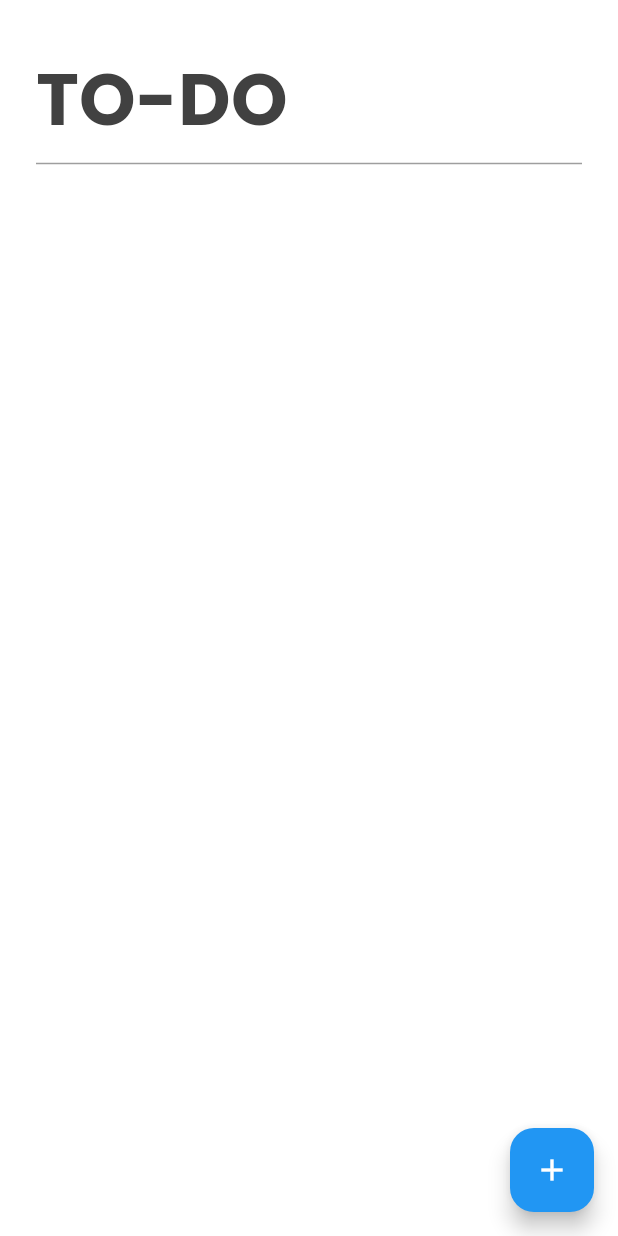
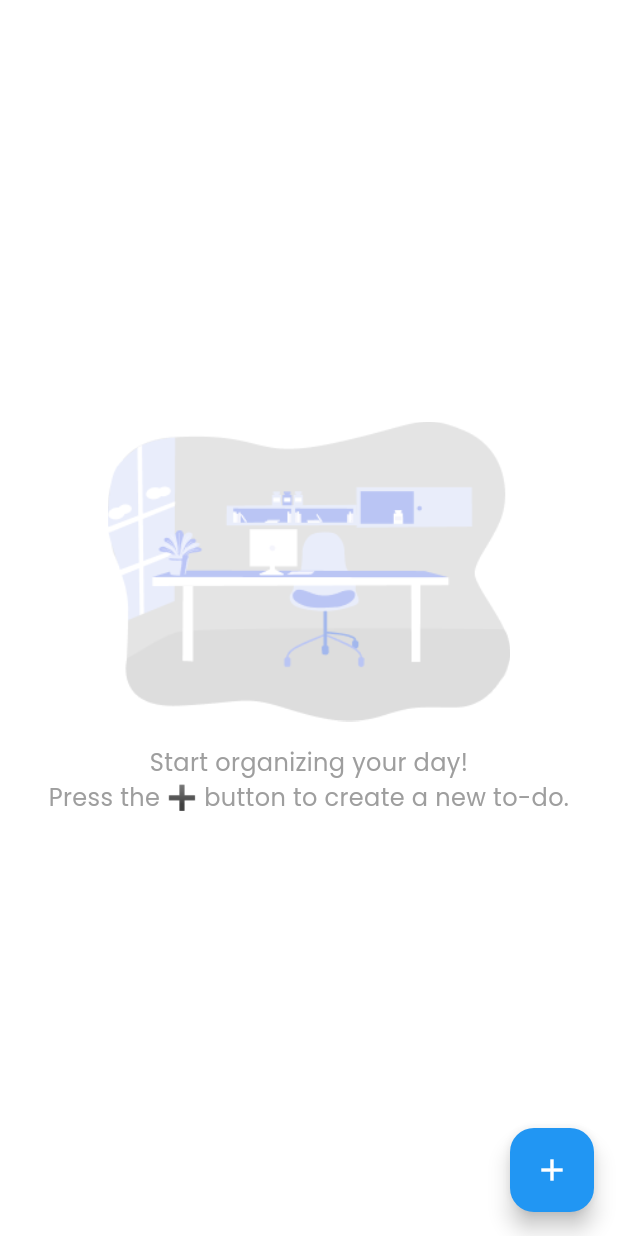
Before and after one commit to koai0010/simple_to_do_app, a Flutter app: the screen it shows after launch, on a phone screen of 412 x 824 dp. Run offline on Flutter 3.47's test engine with Material 3 defaults, Android fonts, the phone set to English and light mode, and no system bars; our stand-ins replace shared_preferences.

Commit message:
ref: refactoring "Note(s)" to "Todo(s)" and image/text when todos empty

```diff
--- a/lib/model/note.dart
+++ b/lib/model/todo.dart
@@ -2,18 +2,18 @@ import 'dart:convert';
 
 import 'package:simple_to_do_app/model/task.dart';
 
-class Note {
+class Todo {
   String title;
   List<Task> tasks;
   DateTime createdAt;
 
-  Note({
+  Todo({
     required this.title,
     required this.tasks,
     required this.createdAt,
   });
 
-  factory Note.fromJson(Map<String, dynamic> json) => Note(
+  factory Todo.fromJson(Map<String, dynamic> json) => Todo(
     title: json['title'],
     tasks: (json['tasks'] as List)
         .map((task) => Task.fromJson(task))
@@ -27,12 +27,12 @@ class Note {
     'createdAt': createdAt.toIso8601String(),
   };
 
-  static String encode(List<Note> notes) => json.encode(
-    notes.map((note) => note.toJson()).toList(),
+  static String encode(List<Todo> todos) => json.encode(
+    todos.map((todo) => todo.toJson()).toList(),
   );
 
-  static List<Note> decode(String data) =>
+  static List<Todo> decode(String data) =>
     (json.decode(data) as List)
-        .map((item) => Note.fromJson(item))
+        .map((item) => Todo.fromJson(item))
         .toList();
 }
--- a/lib/ui/home/home_screen.dart
+++ b/lib/ui/home/home_screen.dart
@@ -3,7 +3,7 @@ import 'dart:developer';
 import 'package:flutter/foundation.dart';
 import 'package:flutter/material.dart';
 import 'package:shared_preferences/shared_preferences.dart';
-import 'package:simple_to_do_app/model/note.dart';
+import 'package:simple_to_do_app/model/todo.dart';
 import 'package:simple_to_do_app/model/task.dart';
 import 'package:simple_to_do_app/ui/detail/detail_screen.dart';
 import 'package:simple_to_do_app/ui/home/components/todo_card.dart';
@@ -38,48 +38,48 @@ class TodoHome extends StatefulWidget {
 }
 
 class _TodoHomeState extends State<TodoHome> {
-  List<Note> _notes = [];
+  List<Todo> _todos = [];
   final titleController = TextEditingController();
   final taskController = <TextEditingController>[];
 
   @override
   void initState() {
     super.initState();
-    _loadNotes();
+    _loadTodos();
     taskController.add(TextEditingController());
   }
 
-  Future<void> _loadNotes() async {
+  Future<void> _loadTodos() async {
     final prefs = await SharedPreferences.getInstance();
-    final data = prefs.getString('notes');
+    final data = prefs.getString('todos');
 
     if (data != null) {
       setState(() {
-        _notes = Note.decode(data);
+        _todos = Todo.decode(data);
       });
     }
   }
 
-  Future<void> _saveNotes() async {
+  Future<void> _saveTodos() async {
     final prefs = await SharedPreferences.getInstance();
-    await prefs.setString('notes', Note.encode(_notes));
+    await prefs.setString('todos', Todo.encode(_todos));
   }
 
-  void _addNote(Note note) {
+  void _addTodo(Todo todo) {
     setState(() {
-      _notes.insert(0, note);
+      _todos.insert(0, todo);
     });
-    _saveNotes();
+    _saveTodos();
   }
 
-  void _toggleTask(Note note, Task task) {
+  void _toggleTask(Todo todo, Task task) {
     setState(() {
       task.isCompleted = !task.isCompleted;
     });
-    _saveNotes();
+    _saveTodos();
   }
 
-  Future<void> _deleteNote(Note note) {
+  Future<void> _deleteTodo(Todo todo) {
     return showDialog(
       context: context,
       builder: (context) {
@@ -94,9 +94,9 @@ class _TodoHomeState extends State<TodoHome> {
             TextButton(
               onPressed: () {
                 setState(() {
-                  _notes.remove(note);
+                  _todos.remove(todo);
                 });
-                _saveNotes();
+                _saveTodos();
                 Navigator.pop(context);
               },
               child: const Text('Delete'),
@@ -107,32 +107,54 @@ class _TodoHomeState extends State<TodoHome> {
     );
   }
 
-  List<Note> _filterNotes(Duration range) {
+  List<Todo> _filterTodos(Duration range) {
     final now = DateTime.now();
-    return _notes
-        .where((note) => now.difference(note.createdAt) <= range)
+    return _todos
+        .where((todo) => now.difference(todo.createdAt) <= range)
         .toList();
   }
 
-  List<Note> _filterOlder(Duration minRange) {
+  List<Todo> _filterOlder(Duration minRange) {
     final now = DateTime.now();
-    return _notes
-        .where((note) => now.difference(note.createdAt) > minRange)
+    return _todos
+        .where((todo) => now.difference(todo.createdAt) > minRange)
         .toList();
   }
 
   @override
   Widget build(BuildContext context) {
-    final todayNotes = _filterNotes(const Duration(days: 1));
-    final weekNotes = _filterNotes(const Duration(days: 7))
+    final todayTodos = _filterTodos(const Duration(days: 1));
+    final weekTodos = _filterTodos(const Duration(days: 7))
         .where(
-          (value) => !_filterNotes(const Duration(days: 1)).contains(value),
+          (value) => !_filterTodos(const Duration(days: 1)).contains(value),
         )
         .toList();
-    final monthNotes = _filterOlder(const Duration(days: 7));
+    final monthTodos = _filterOlder(const Duration(days: 7));
 
     return Scaffold(
-      body: ListView(
+      body: _todos.isEmpty
+          ? Center(
+              child: Column(
+                mainAxisAlignment: MainAxisAlignment.center,
+                children: [
+                  Image.asset(
+                    'assets/images/background_no_data.png',
+                    height: 200,
+                  ),
+                  const SizedBox(height: 16),
+                  const Text(
+                    'Start organizing your day! \nPress the ➕ button to create a new to-do.',
+                    textAlign: TextAlign.center,
+                    style: TextStyle(
+                      fontSize: 16,
+                      fontWeight: FontWeight.w400,
+                      color: Colors.grey,
+                    ),
+                  ),
+                ],
+              ),
+            )
+            : ListView(
               padding: EdgeInsets.only(
                 top: MediaQuery.of(context).padding.top + 32,
                 left: 24,
@@ -151,100 +173,100 @@ class _TodoHomeState extends State<TodoHome> {
                 ),
                 Divider(color: Colors.grey[500]),
                 const SizedBox(height: 8),
-          if (todayNotes.isNotEmpty) ...[
+                if (todayTodos.isNotEmpty) ...[
                   const Text(
                     'Today',
                     style: TextStyle(fontSize: 18, fontWeight: FontWeight.w500),
                   ),
-            ...todayNotes.map(
-              (note) => InkWell(
+                  ...todayTodos.map(
+                    (todo) => InkWell(
                       onTap: () async {
                         await Navigator.push(
                           context,
                           MaterialPageRoute(
                             builder: (_) => DetailScreen(
-                        note: note,
+                              todo: todo,
                               onSave: (update) {
                                 setState(() {
-                            final index = _notes.indexOf(note);
-                            _notes[index] = update;
+                                  final index = _todos.indexOf(todo);
+                                  _todos[index] = update;
                                 });
-                          _saveNotes();
+                                _saveTodos();
                               },
                             ),
                           ),
                         );
                       },
                       child: TodoCard(
-                  note: note,
-                  onToggle: (task) => _toggleTask(note, task),
-                  onDelete: () => _deleteNote(note),
+                        todo: todo,
+                        onToggle: (task) => _toggleTask(todo, task),
+                        onDelete: () => _deleteTodo(todo),
                       ),
                     ),
                   ),
                 ],
-          if (weekNotes.isNotEmpty) ...[
+                if (weekTodos.isNotEmpty) ...[
                   const SizedBox(height: 16),
                   const Text(
                     'Previous Week',
                     style: TextStyle(fontSize: 18, fontWeight: FontWeight.w500),
                   ),
-            ...weekNotes.map(
-              (note) => InkWell(
+                  ...weekTodos.map(
+                    (todo) => InkWell(
                       onTap: () async {
                         await Navigator.push(
                           context,
                           MaterialPageRoute(
                             builder: (_) => DetailScreen(
-                        note: note,
+                              todo: todo,
                               onSave: (update) {
                                 setState(() {
-                            final index = _notes.indexOf(note);
-                            _notes[index] = update;
+                                  final index = _todos.indexOf(todo);
+                                  _todos[index] = update;
                                 });
-                          _saveNotes();
+                                _saveTodos();
                               },
                             ),
                           ),
                         );
                       },
                       child: TodoCard(
-                  note: note,
-                  onToggle: (task) => _toggleTask(note, task),
-                  onDelete: () => _deleteNote(note),
+                        todo: todo,
+                        onToggle: (task) => _toggleTask(todo, task),
+                        onDelete: () => _deleteTodo(todo),
                       ),
                     ),
                   ),
                 ],
-          if (monthNotes.isNotEmpty) ...[
+                if (monthTodos.isNotEmpty) ...[
                   const SizedBox(height: 16),
                   const Text(
                     'Months Ago',
                     style: TextStyle(fontSize: 18, fontWeight: FontWeight.w500),
                   ),
-            ...monthNotes.map(
-              (note) => InkWell(
+                  ...monthTodos.map(
+                    (todo) => InkWell(
                       onTap: () async {
                         await Navigator.push(
                           context,
                           MaterialPageRoute(
                             builder: (_) => DetailScreen(
-                        note: note,
+                              todo: todo,
                               onSave: (update) {
                                 setState(() {
-                            final index = _notes.indexOf(note);
-                            _notes[index] = update;
+                                  final index = _todos.indexOf(todo);
+                                  _todos[index] = update;
                                 });
-                          _saveNotes();
+                                _saveTodos();
                               },
                             ),
                           ),
                         );
                       },
                       child: TodoCard(
-                  note: note,
-                  onToggle: (task) => _toggleTask(note, task),
-                  onDelete: () => _deleteNote(note),
+                        todo: todo,
+                        onToggle: (task) => _toggleTask(todo, task),
+                        onDelete: () => _deleteTodo(todo),
                       ),
                     ),
                   ),
@@ -283,7 +305,10 @@ class _TodoHomeState extends State<TodoHome> {
                               Container(
                                 width: 50,
                                 height: 4,
-                                margin: const EdgeInsets.only(top: 24, bottom: 48),
+                                margin: const EdgeInsets.only(
+                                  top: 24,
+                                  bottom: 48,
+                                ),
                                 decoration: BoxDecoration(
                                   color: Colors.grey[600],
                                   borderRadius: BorderRadius.circular(8),
@@ -339,7 +364,9 @@ class _TodoHomeState extends State<TodoHome> {
                               TextButton.icon(
                                 onPressed: () {
                                   setModalState(() {
-                                    taskControllers.add(TextEditingController());
+                                    taskControllers.add(
+                                      TextEditingController(),
+                                    );
                                   });
                                 },
                                 icon: const Icon(Icons.add),
@@ -366,12 +393,12 @@ class _TodoHomeState extends State<TodoHome> {
                                       .toList();
 
                                   log(
-                                    'Adding note with title: $title and tasks: ${tasks.map((task) => task.title).join(', ')}',
+                                    'Adding todo with title: $title and tasks: ${tasks.map((task) => task.title).join(', ')}',
                                   );
 
                                   if (title.isNotEmpty && tasks.isNotEmpty) {
-                                    _addNote(
-                                      Note(
+                                    _addTodo(
+                                      Todo(
                                         title: title,
                                         tasks: tasks,
                                         createdAt: DateTime.now(),
```
Also changed, not shown: lib/ui/detail/detail_screen.dart (+12 -12 lines), lib/ui/home/components/todo_card.dart (+5 -5 lines), pubspec.yaml (+6 -3 lines), assets/fonts/Poppins-Bold.ttf (renamed from assets/font/Poppins-Bold.ttf), assets/fonts/Poppins-Medium.ttf (renamed from assets/font/Poppins-Medium.ttf), assets/fonts/Poppins-Regular.ttf (renamed from assets/font/Poppins-Regular.ttf), assets/images/background_no_data.png (added). Lines whose indentation alone changed are shown as unchanged.
